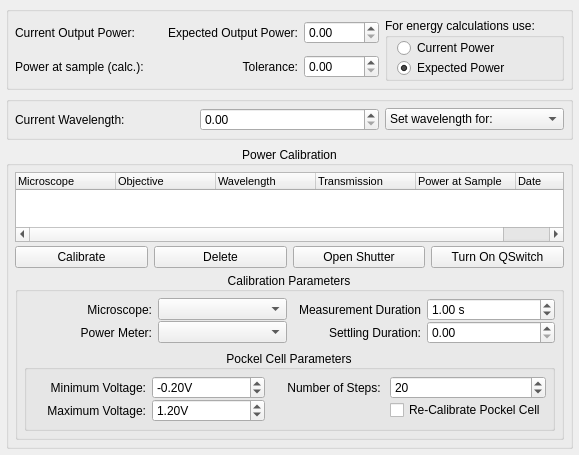
acq4/acq4, file lib/devices/Laser/devTemplate.ui: the form before one commit.
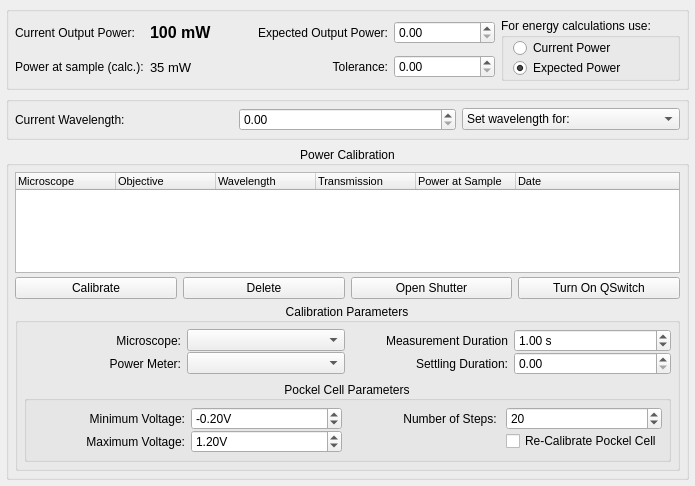
The form after the commit. Custom widgets are drawn as their Qt base class.

Commit message: Work on Laser Protocol gui

```diff
--- a/lib/devices/Laser/devTemplate.ui
+++ b/lib/devices/Laser/devTemplate.ui
@@ -6,8 +6,8 @@
    <rect>
     <x>0</x>
     <y>0</y>
-    <width>579</width>
-    <height>388</height>
+    <width>695</width>
+    <height>486</height>
    </rect>
   </property>
   <property name="windowTitle">
@@ -26,9 +26,6 @@
       <property name="margin">
        <number>6</number>
       </property>
-      <property name="spacing">
-       <number>6</number>
-      </property>
       <item row="0" column="2">
        <widget class="QLabel" name="label_5">
         <property name="text">
@@ -130,7 +127,7 @@
          </font>
         </property>
         <property name="text">
-         <string/>
+         <string>100 mW</string>
         </property>
        </widget>
       </item>
@@ -144,7 +141,7 @@
          </font>
         </property>
         <property name="text">
-         <string/>
+         <string>35 mW</string>
         </property>
        </widget>
       </item>
@@ -167,9 +164,6 @@
       <property name="margin">
        <number>6</number>
       </property>
-      <property name="spacing">
-       <number>6</number>
-      </property>
       <item row="0" column="0">
        <widget class="QLabel" name="label_7">
         <property name="text">
@@ -290,9 +284,6 @@
          <property name="margin">
           <number>6</number>
          </property>
-         <property name="spacing">
-          <number>6</number>
-         </property>
          <item row="0" column="0">
           <layout class="QGridLayout" name="gridLayout_2">
            <property name="horizontalSpacing">
```
The commit also changes 4 other files.
